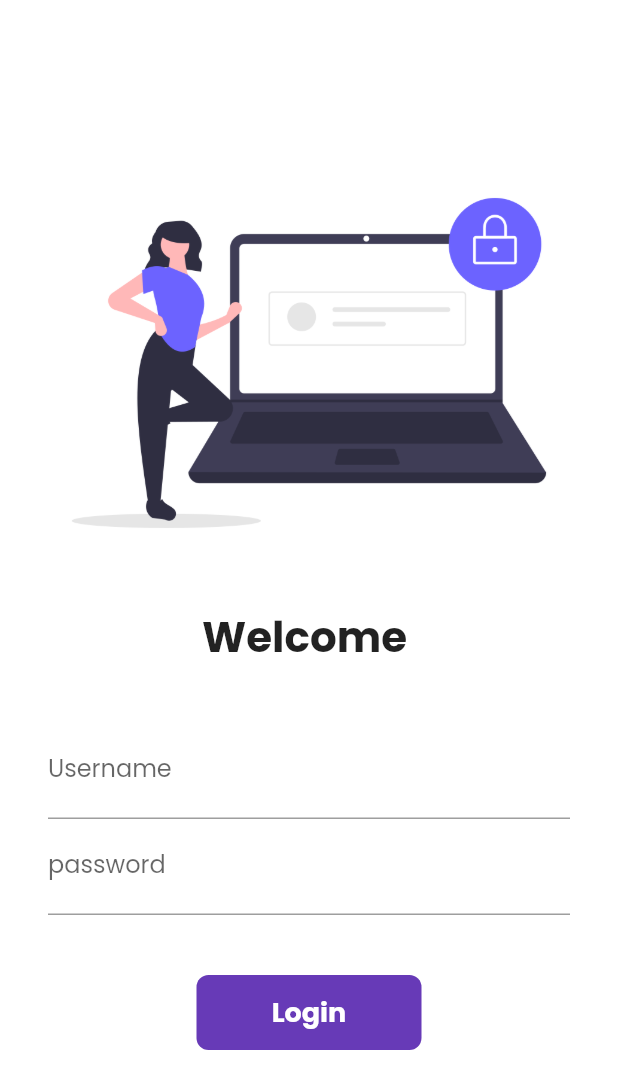
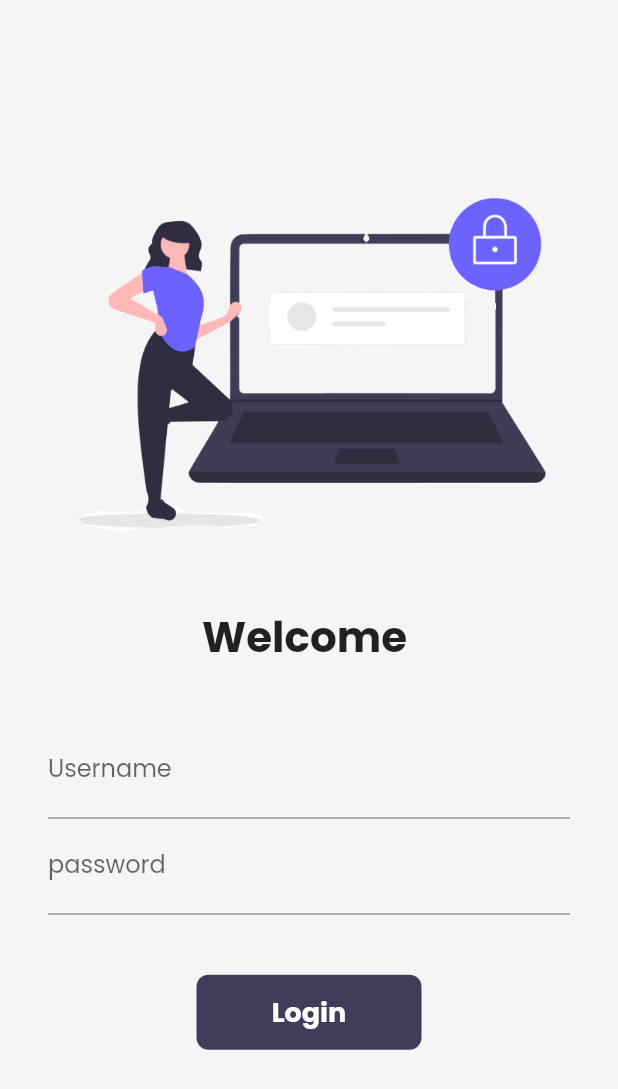
Before and after one commit to Slutishboy/flutterProject, a Flutter app: the LoginPage screen opened by its route, on a phone screen of 412 x 824 dp. Shown: the top 1089 px of the screen. Run offline on Flutter 3.47's test engine with Material 2 defaults, Android fonts, the phone set to English and light mode, and no system bars; our stand-ins replace google_fonts, velocity_x; missing offline and left inert: vxstate; network calls fail.

Commit message:
Day20 completed

```diff
--- a/lib/main.dart
+++ b/lib/main.dart
@@ -15,7 +15,7 @@ class MyApp extends StatelessWidget {
   Widget build(BuildContext context) {
     return MaterialApp(
       // home: HomePage(),
-      themeMode: ThemeMode.light,
+      themeMode: ThemeMode.system,
       theme: MyTheme.lightTheme(context),
       debugShowCheckedModeBanner: false,
       darkTheme: MyTheme.darkTheme(context),
--- a/lib/pages/home_widgets/catalogHeader.dart
+++ b/lib/pages/home_widgets/catalogHeader.dart
@@ -8,7 +8,7 @@ class CatalogHeader extends StatelessWidget {
     return Column(
       crossAxisAlignment: CrossAxisAlignment.start,
       children: [
-        "Catalog App".text.xl5.bold.color(MyTheme.darkBlueColor).make(),
+        "Catalog App".text.xl5.bold.color(context.theme.accentColor).make(),
         "Trending products".text.xl2.make(),
       ],
     );
--- a/lib/pages/home_widgets/catalogImage.dart
+++ b/lib/pages/home_widgets/catalogImage.dart
@@ -14,7 +14,7 @@ class CatalogImage extends StatelessWidget {
     return Image.network(image)
         .box
         .rounded
-        .color(MyTheme.creamColor)
+        .color(context.canvasColor)
         .p8
         .make()
         .p16()
--- a/lib/pages/home_widgets/catalogList.dart
+++ b/lib/pages/home_widgets/catalogList.dart
@@ -48,7 +48,7 @@ class CatalogItem extends StatelessWidget {
           crossAxisAlignment: CrossAxisAlignment.start,
           mainAxisAlignment: MainAxisAlignment.center,
           children: [
-            catalog.name.text.lg.color(MyTheme.darkBlueColor).bold.make(),
+            catalog.name.text.lg.color(context.accentColor).bold.make(),
             catalog.desc.text.textStyle(context.captionStyle).make(),
             10.heightBox,
             ButtonBar(
@@ -60,7 +60,7 @@ class CatalogItem extends StatelessWidget {
                     onPressed: (() {}),
                     style: ButtonStyle(
                         backgroundColor:
-                            MaterialStateProperty.all(MyTheme.darkBlueColor),
+                            MaterialStateProperty.all(context.theme.buttonColor),
                         shape: MaterialStateProperty.all(StadiumBorder())),
                     child: "Buy".text.make())
               ],
@@ -68,6 +68,6 @@ class CatalogItem extends StatelessWidget {
           ],
         ))
       ],
-    )).white.rounded.square(140).make().py16();
+    )).color(context.cardColor).rounded.square(140).make().py16();
   }
 }
--- a/lib/pages/login_page.dart
+++ b/lib/pages/login_page.dart
@@ -2,6 +2,8 @@
 
 import 'package:fapp/utils/routes.dart';
 import 'package:flutter/material.dart';
+import 'package:velocity_x/velocity_x.dart';
+import 'package:vxstate/vxstate.dart';
 
 class LoginPage extends StatefulWidget {
   const LoginPage({Key? key}) : super(key: key);
@@ -32,7 +34,7 @@ class _LoginPageState extends State<LoginPage> {
   @override
   Widget build(BuildContext context) {
     return Material(
-        color: Colors.white,
+        color: context.canvasColor,
         child: SingleChildScrollView(
           child: Form(
             key: _formKey,
@@ -93,7 +95,7 @@ class _LoginPageState extends State<LoginPage> {
                         height: 40.0,
                       ),
                       Material(
-                        color: Colors.deepPurple,
+                        color:context.theme.buttonColor,
                         borderRadius:
                             BorderRadius.circular(changeButton ? 50 : 8),
                         child: InkWell(
--- a/lib/widgets/themes.dart
+++ b/lib/widgets/themes.dart
@@ -1,9 +1,16 @@
 import 'package:flutter/material.dart';
 import 'package:google_fonts/google_fonts.dart';
+import 'package:velocity_x/velocity_x.dart';
 
 class MyTheme {
   static ThemeData lightTheme(BuildContext context) => ThemeData(
       primarySwatch: Colors.deepPurple,
+      cardColor: Colors.white,
+      canvasColor: creamColor,
+      accentColor:darkBlueColor ,
+      buttonColor: darkBlueColor,
+      floatingActionButtonTheme:
+          FloatingActionButtonThemeData(backgroundColor: darkBlueColor),
       fontFamily: GoogleFonts.poppins().fontFamily,
       primaryTextTheme: GoogleFonts.latoTextTheme(),
       appBarTheme: AppBarTheme(
@@ -15,8 +22,29 @@ class MyTheme {
         toolbarTextStyle: Theme.of(context).textTheme.headline4,
         toolbarHeight: 70,
       ));
-  static ThemeData darkTheme(BuildContext context) =>
-      ThemeData(brightness: Brightness.dark);
+  static ThemeData darkTheme(BuildContext context) => ThemeData(
+     brightness: Brightness.dark,
+      fontFamily: GoogleFonts.poppins().fontFamily,
+      cardColor: Colors.black,
+      accentColor: Colors.white,
+      canvasColor: darkCreamColor,
+      buttonColor: lightBlueColor,
+      floatingActionButtonTheme: FloatingActionButtonThemeData(
+        backgroundColor: lightBlueColor,
+
+      ),
+      primaryTextTheme: GoogleFonts.latoTextTheme(),
+      appBarTheme: AppBarTheme(
+        color: Colors.black,
+        elevation: 0.0,
+        iconTheme: IconThemeData(color: Colors.white),
+        // textTheme: Theme.of(context).textTheme,
+        titleTextStyle: Theme.of(context).textTheme.headline6,
+        toolbarTextStyle: Theme.of(context).textTheme.headline4,
+        toolbarHeight: 70,
+      ));
   static Color creamColor = Color(0xfff5f5f5);
+  static Color darkCreamColor = Vx.gray900;
   static Color darkBlueColor = Color(0xff403d5a);
+  static Color lightBlueColor = Vx.indigo500;
 }
```
Also changed, not shown: lib/pages/hom_detail_page.dart (+5 -5 lines), lib/pages/home_page.dart (+6 -3 lines), assets/images/login.png.
